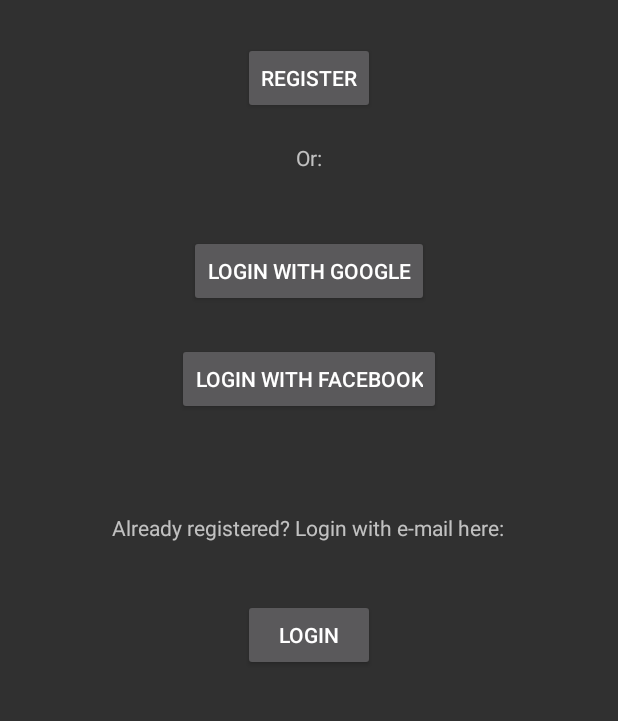
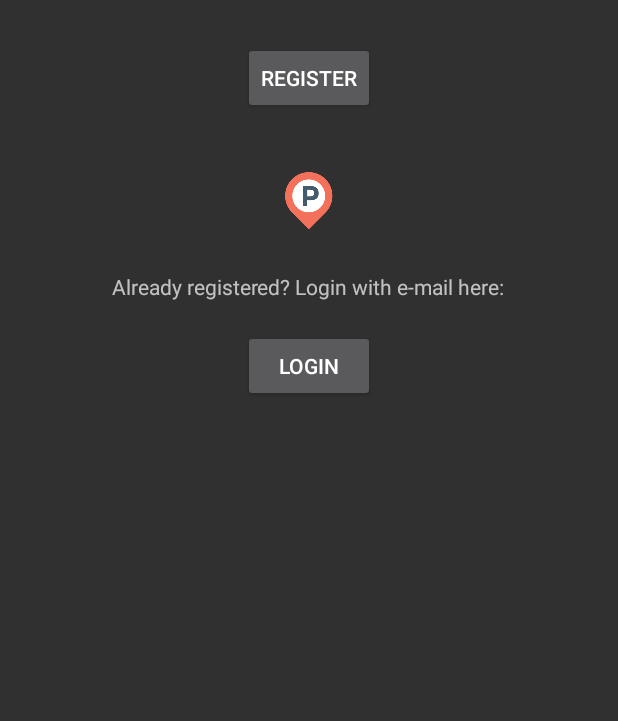
Before and after one commit to nathan-inge/SpotCheck, an Android app: the screen it shows after launch (MainActivity), on a phone screen of 412 x 824 dp, the part 158-879 px from its top. Run offline under Robolectric (Android 15) with nearby library versions, the phone set to English and light mode, and no system bars; our stand-ins replace Firebase (no records; nobody signed in at launch, a user with empty details on screens opened directly); 9 statements that could not run were skipped.

Commit message:
Took out login with Google/Facebook option

```diff
--- a/sc_android/app/src/main/res/layout/activity_main.xml
+++ b/sc_android/app/src/main/res/layout/activity_main.xml
@@ -28,53 +28,32 @@
         android:onClick="goToRegisterActivity"
         android:text="Register" />
 
-    <Button
-        android:id="@+id/google_login_button"
-        android:layout_width="wrap_content"
-        android:layout_height="wrap_content"
-        android:layout_below="@+id/or_text"
-        android:layout_centerHorizontal="true"
-        android:layout_marginTop="42dp"
-        android:onClick="goToGoogleMapsActivity"
-        android:text="Login with Google" />
-
-    <Button
-        android:id="@+id/facebook_login_button2"
-        android:layout_width="wrap_content"
-        android:layout_height="wrap_content"
-        android:layout_below="@+id/google_login_button"
-        android:layout_centerHorizontal="true"
-        android:layout_marginTop="24dp"
-        android:onClick="goToGoogleMapsActivity"
-        android:text="Login with Facebook" />
-
-    <TextView
-        android:id="@+id/or_text"
-        android:layout_width="wrap_content"
-        android:layout_height="wrap_content"
-        android:layout_below="@+id/register_button"
-        android:layout_centerHorizontal="true"
-        android:layout_marginTop="19dp"
-        android:text="Or:" />
-
     <TextView
         android:id="@+id/login_text"
         android:layout_width="wrap_content"
         android:layout_height="wrap_content"
-        android:layout_below="@+id/facebook_login_button2"
+        android:layout_below="@+id/imageView"
         android:layout_centerHorizontal="true"
-        android:layout_marginTop="65dp"
-        android:text="Already registered? Login with e-mail here:" />
+        android:layout_marginTop="23dp"
+        android:text="Already registered? Login with e-mail here:"/>
 
     <Button
         android:id="@+id/login_button"
         android:layout_width="wrap_content"
         android:layout_height="wrap_content"
-        android:layout_alignLeft="@+id/register_button"
-        android:layout_alignStart="@+id/register_button"
         android:layout_below="@+id/login_text"
-        android:layout_marginTop="38dp"
+        android:layout_centerHorizontal="true"
+        android:layout_marginTop="19dp"
         android:onClick="goToLoginActivity"
-        android:text="Login" />
+        android:text="Login"/>
+
+    <ImageView
+        android:id="@+id/imageView"
+        android:layout_width="wrap_content"
+        android:layout_height="wrap_content"
+        android:layout_below="@+id/register_button"
+        android:layout_centerHorizontal="true"
+        android:layout_marginTop="34dp"
+        android:src="@mipmap/spot_marker_icon"/>
 
 </android.widget.RelativeLayout>
```
